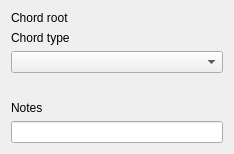
The window that GUI/chord_selector.ui (grotsztaksel/ChordPainter) describes before a commit, drawn with Qt 5.
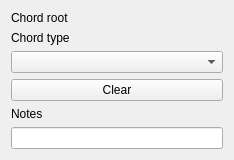
The same window after the commit.

Commit message: Add more functionality to the ChordSelector

What changed in the file:
```diff
--- a/GUI/chord_selector.ui
+++ b/GUI/chord_selector.ui
@@ -32,6 +32,13 @@
      </property>
     </widget>
    </item>
+   <item>
+    <widget class="QPushButton" name="clearButton">
+     <property name="text">
+      <string>Clear</string>
+     </property>
+    </widget>
+   </item>
    <item>
     <spacer name="verticalSpacer_2">
      <property name="orientation">
```
The commit also changes 1 other file.
